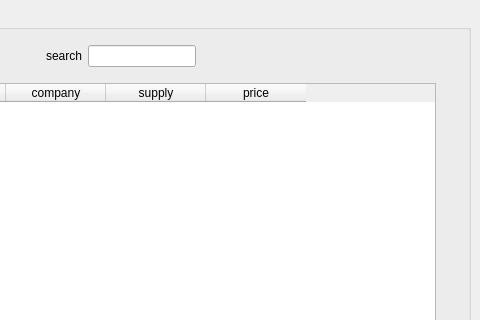
The window that deletepg.ui (melika-ag8/finalfoof) describes before a commit, drawn with Qt 5; both pictures show x 220 to 700 and y 0 to 320 of the 700 by 600 pixel window.
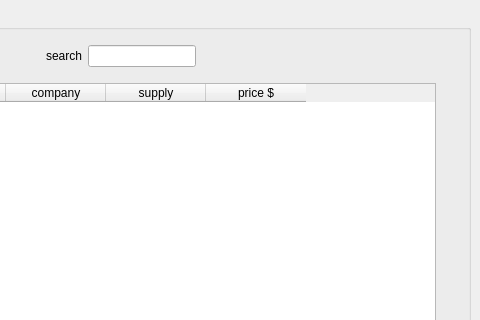
The same window after the commit. Icons and pictures are not drawn.

What changed in the file:
```diff
--- a/deletepg.ui
+++ b/deletepg.ui
@@ -221,7 +221,7 @@
               </column>
               <column>
                <property name="text">
-                <string>price</string>
+                <string>price $</string>
                </property>
               </column>
              </widget>
```
